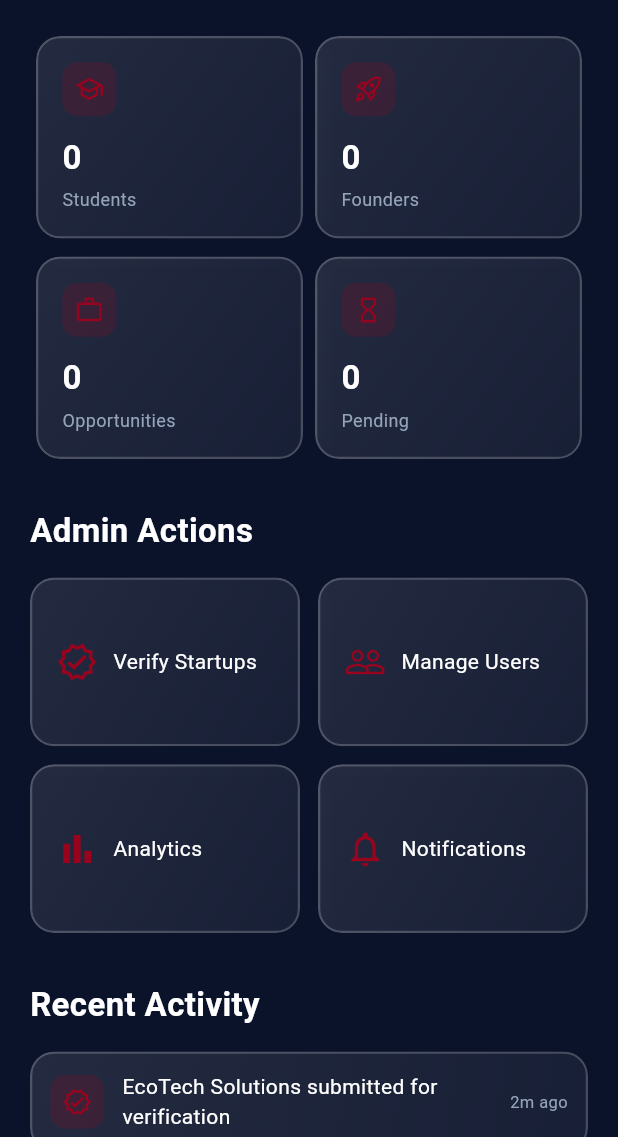
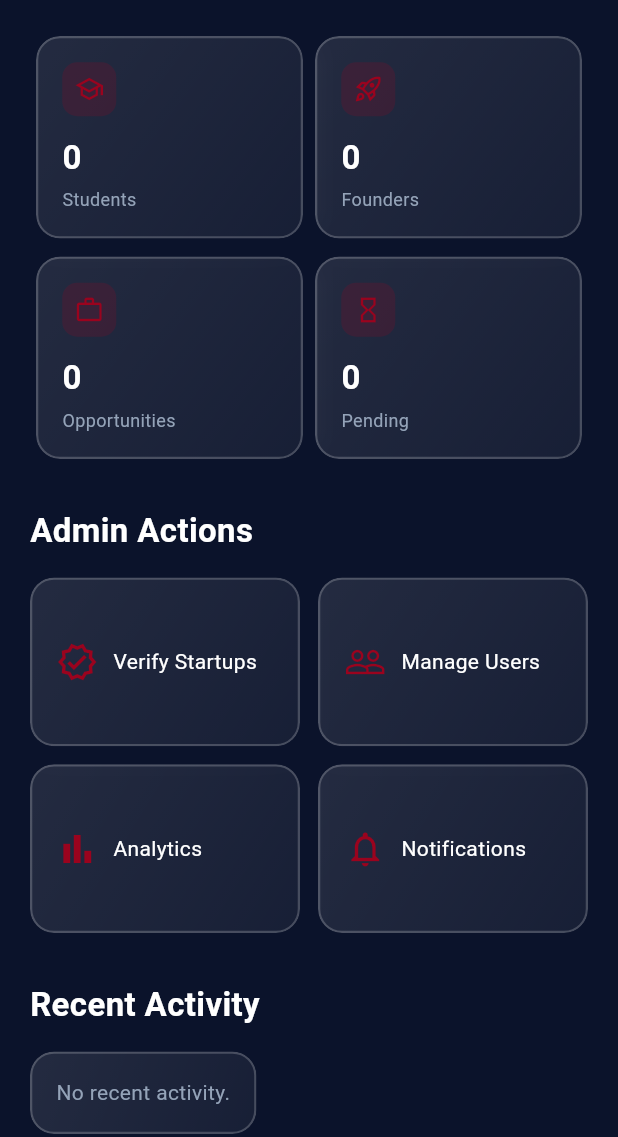
Before and after one commit to ingdia/alu_spark, a Flutter app: the AdminHomeScreen screen opened directly, on a phone screen of 412 x 824 dp, the part 99-1236 px from its top. Run offline on Flutter 3.47's test engine with Material 3 defaults, Android fonts, the phone set to English and light mode, and no system bars; our stand-ins replace cloud_firestore, file_picker, firebase_auth, firebase_core, firebase_storage, flutter_riverpod and 2 more; accounts and stored records are empty.

Commit message:
fix: polish demo workflows and resolve critical navigation issues

```diff
--- a/lib/app/router/app_router.dart
+++ b/lib/app/router/app_router.dart
@@ -35,6 +35,8 @@ import 'package:alu_spark/features/auth/presentation/screens/startup_onboarding_
 import 'package:alu_spark/features/auth/presentation/screens/startup_pending_screen.dart';
 import 'package:alu_spark/features/auth/presentation/screens/student_onboarding_screen.dart';
 import 'package:alu_spark/features/auth/presentation/screens/profile_setup_screen.dart';
+import 'package:alu_spark/features/student_profile/presentation/screens/analytics_screen.dart';
+import 'package:alu_spark/features/student_profile/presentation/screens/settings_screen.dart';
 
 import 'package:alu_spark/core/widgets/auth_wrapper.dart';
 
@@ -70,6 +72,8 @@ class RouteNames {
   static const String profileSetup = '/profile-setup';
   static const String recruitmentManagement = '/recruitment-management';
   static const String applicantProfile = '/applicant-profile';
+  static const String analytics = '/analytics';
+  static const String settings = '/settings';
 }
 
 class AppRouter {
@@ -121,6 +125,7 @@ class AppRouter {
           builder: (_) => ChatDetailScreen(
             contactId: args['contactId'] ?? '',
             contactName: args['contactName'] ?? 'Unknown',
+            conversationId: args['conversationId'],
           ),
         );
 
@@ -130,6 +135,9 @@ class AppRouter {
       case RouteNames.startupOnboarding: return MaterialPageRoute(builder: (_) => const StartupOnboardingScreen());
       case RouteNames.startupPending: return MaterialPageRoute(builder: (_) => const StartupPendingScreen());
       case RouteNames.studentOnboarding: return MaterialPageRoute(builder: (_) => const StudentOnboardingScreen());
+
+      case RouteNames.analytics: return MaterialPageRoute(builder: (_) => const AnalyticsScreen());
+      case RouteNames.settings: return MaterialPageRoute(builder: (_) => const SettingsScreen());
 
       default:
         return MaterialPageRoute(
--- a/lib/features/home/presentation/screens/admin_home_screen.dart
+++ b/lib/features/home/presentation/screens/admin_home_screen.dart
@@ -1,5 +1,6 @@
 import 'package:flutter/material.dart';
 import 'package:flutter_riverpod/flutter_riverpod.dart';
+import 'package:cloud_firestore/cloud_firestore.dart';
 import 'package:alu_spark/app/theme/app_colors.dart';
 import 'package:alu_spark/app/theme/app_text_styles.dart';
 import 'package:alu_spark/core/widgets/glassmorphism_container.dart';
@@ -8,6 +9,78 @@ import 'package:alu_spark/core/providers/firebase_providers.dart';
 import 'package:alu_spark/core/widgets/alu_logo.dart';
 import 'package:alu_spark/features/admin_analytics/presentation/providers/analytics_provider.dart';
 import 'package:alu_spark/features/admin_verification/presentation/providers/verification_provider.dart';
+
+class _ActivityItem {
+  final IconData icon;
+  final String text;
+  final DateTime time;
+  const _ActivityItem({required this.icon, required this.text, required this.time});
+}
+
+final _recentActivityProvider = FutureProvider<List<_ActivityItem>>((ref) async {
+  final firestore = FirebaseFirestore.instance;
+
+  final results = await Future.wait([
+    firestore
+        .collection('users')
+        .orderBy('createdAt', descending: true)
+        .limit(5)
+        .get(),
+    firestore
+        .collection('opportunities')
+        .orderBy('createdAt', descending: true)
+        .limit(5)
+        .get(),
+    firestore
+        .collection('startups')
+        .where('status', whereIn: ['approved', 'rejected'])
+        .orderBy('updatedAt', descending: true)
+        .limit(5)
+        .get(),
+  ]);
+
+  final items = <_ActivityItem>[];
+
+  for (final doc in results[0].docs) {
+    final d = doc.data();
+    final ts = d['createdAt'] as Timestamp?;
+    if (ts == null) continue;
+    final role = d['role'] as String? ?? 'student';
+    final name = d['fullName'] as String? ?? 'Someone';
+    items.add(_ActivityItem(
+      icon: role == 'founder' ? Icons.rocket_launch_outlined : Icons.person_add_outlined,
+      text: '$name joined as a ${role[0].toUpperCase()}${role.substring(1)}',
+      time: ts.toDate(),
+    ));
+  }
+
+  for (final doc in results[1].docs) {
+    final d = doc.data();
+    final ts = d['createdAt'] as Timestamp?;
+    if (ts == null) continue;
+    items.add(_ActivityItem(
+      icon: Icons.add_circle_outline,
+      text: 'New opportunity: "${d['title'] ?? 'Untitled'}" at ${d['startupName'] ?? ''}',
+      time: ts.toDate(),
+    ));
+  }
+
+  for (final doc in results[2].docs) {
+    final d = doc.data();
+    final ts = d['updatedAt'] as Timestamp?;
+    if (ts == null) continue;
+    final status = d['status'] as String? ?? '';
+    final name = d['startupName'] ?? d['name'] ?? 'A startup';
+    items.add(_ActivityItem(
+      icon: status == 'approved' ? Icons.verified_outlined : Icons.cancel_outlined,
+      text: '$name verification $status',
+      time: ts.toDate(),
+    ));
+  }
+
+  items.sort((a, b) => b.time.compareTo(a.time));
+  return items.take(5).toList();
+});
 
 class AdminHomeScreen extends ConsumerWidget {
   const AdminHomeScreen({super.key});
@@ -44,7 +117,7 @@ class AdminHomeScreen extends ConsumerWidget {
               const SizedBox(height: 32),
               _buildSectionHeader('Recent Activity'),
               const SizedBox(height: 16),
-              _buildRecentActivity(),
+              _buildRecentActivityLive(ref),
               const SizedBox(height: 20),
             ],
           ),
@@ -196,16 +269,37 @@ class AdminHomeScreen extends ConsumerWidget {
     );
   }
 
-  Widget _buildRecentActivity() {
-    final activities = [
-      {'icon': Icons.verified_outlined, 'text': 'EcoTech Solutions submitted for verification', 'time': '2m ago'},
-      {'icon': Icons.person_add_outlined, 'text': 'Sarah Lee joined as a Student', 'time': '1h ago'},
-      {'icon': Icons.add_circle_outline, 'text': 'New opportunity posted at DesignHub', 'time': '3h ago'},
-      {'icon': Icons.cancel_outlined, 'text': 'EduConnect verification rejected', 'time': '5h ago'},
-    ];
-
+  Widget _buildRecentActivityLive(WidgetRef ref) {
+    return ref.watch(_recentActivityProvider).when(
+      loading: () => const Center(child: CircularProgressIndicator(color: AppColors.darkRed)),
+      error: (_, __) => GestureDetector(
+        onTap: () => ref.invalidate(_recentActivityProvider),
+        child: GlassmorphicContainer(
+          blur: 10,
+          borderRadius: 16,
+          padding: const EdgeInsets.all(16),
+          child: Text('Failed to load. Tap to retry.',
+              style: AppTextStyles.bodyMedium.copyWith(color: AppColors.textSecondary)),
+        ),
+      ),
+      data: (items) {
+        if (items.isEmpty) {
+          return GlassmorphicContainer(
+            blur: 10,
+            borderRadius: 16,
+            padding: const EdgeInsets.all(16),
+            child: Text('No recent activity.',
+                style: AppTextStyles.bodyMedium.copyWith(color: AppColors.textSecondary)),
+          );
+        }
         return Column(
-      children: activities.map((act) {
+          children: items.map((act) {
+            final diff = DateTime.now().difference(act.time);
+            final timeLabel = diff.inMinutes < 60
+                ? '${diff.inMinutes}m ago'
+                : diff.inHours < 24
+                    ? '${diff.inHours}h ago'
+                    : '${diff.inDays}d ago';
             return Padding(
               padding: const EdgeInsets.only(bottom: 12),
               child: GlassmorphicContainer(
@@ -220,18 +314,23 @@ class AdminHomeScreen extends ConsumerWidget {
                         color: AppColors.darkRed.withValues(alpha: 0.2),
                         borderRadius: BorderRadius.circular(10),
                       ),
-                  child: Icon(act['icon'] as IconData, color: AppColors.darkRed, size: 20),
+                      child: Icon(act.icon, color: AppColors.darkRed, size: 20),
                     ),
                     const SizedBox(width: 12),
                     Expanded(
-                  child: Text(act['text'] as String, style: AppTextStyles.bodyMedium.copyWith(color: AppColors.white)),
+                      child: Text(act.text,
+                          style: AppTextStyles.bodyMedium.copyWith(color: AppColors.white)),
                     ),
-                Text(act['time'] as String, style: AppTextStyles.bodyMedium.copyWith(color: AppColors.textSecondary, fontSize: 11)),
+                    Text(timeLabel,
+                        style: AppTextStyles.bodyMedium
+                            .copyWith(color: AppColors.textSecondary, fontSize: 11)),
                   ],
                 ),
               ),
             );
           }).toList(),
         );
+      },
+    );
   }
 }
--- a/lib/features/home/presentation/screens/home_shell.dart
+++ b/lib/features/home/presentation/screens/home_shell.dart
@@ -6,6 +6,7 @@ import '../../../../core/providers/role_provider.dart';
 import '../../../../shared/enums/user_role.dart';
 import '../../../../core/providers/firebase_providers.dart';
 import '../../../../app/router/app_router.dart';
+import 'package:firebase_auth/firebase_auth.dart' as fb;
 
 // Student screens
 import 'student_home_screen.dart';
@@ -350,7 +351,7 @@ class _AdminSettingsScreen extends ConsumerWidget {
               _tile(
                 icon: Icons.admin_panel_settings_outlined,
                 label: 'Admin Account',
-                sub: 'ngabirediane02@gmail.com',
+                sub: fb.FirebaseAuth.instance.currentUser?.email ?? 'admin',
               ),
               const SizedBox(height: 12),
               _tile(
```
Also changed, not shown: lib/core/widgets/auth_wrapper.dart (+14 -5 lines), lib/features/admin_verification/presentation/screens/admin_verification_screen.dart (+31 -8 lines), lib/features/bookmarks/presentation/screens/bookmarks_screen.dart (+15 -1 lines), lib/features/student_profile/presentation/screens/analytics_screen.dart (added, +57 -0 lines), lib/features/student_profile/presentation/screens/settings_screen.dart (added, +57 -0 lines), lib/features/student_profile/presentation/screens/student_profile_screen.dart (+2 -6 lines). Lines whose indentation alone changed are shown as unchanged.
